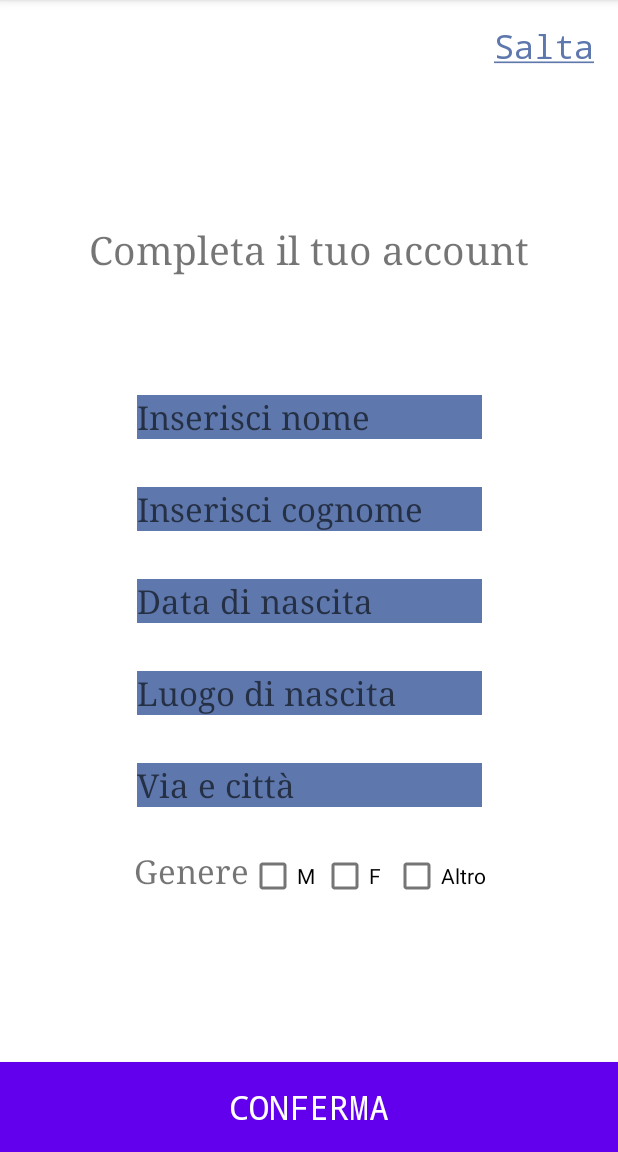
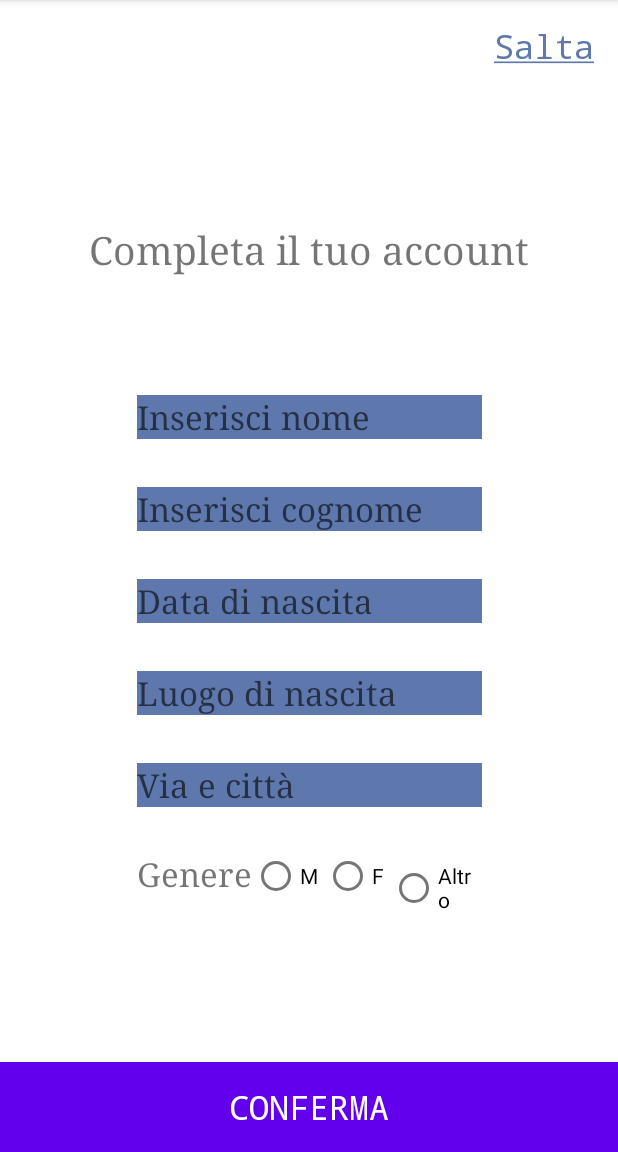
Before and after one commit to buiamf/Progetto_Android, an Android app: the fragment FragmentDatiAggiuntivi shown on its own in the app's theme, on a phone screen of 412 x 824 dp, the part 84-1236 px from its top. Run offline under Robolectric (Android 15) with nearby library versions, the phone set to English and light mode, and no system bars.

Commit message:
Il genere è ora gestito da Radio Button con le opzioni mutuamente esclusive.
placeholder_code.kt contiene la funzione che si userà per leggere quale opzione è premuta

```diff
--- a/app/src/main/res/layout/fragment_dati_aggiuntivi.xml
+++ b/app/src/main/res/layout/fragment_dati_aggiuntivi.xml
@@ -100,7 +100,7 @@
     <LinearLayout
         android:id="@+id/checkboxes_genere"
         android:orientation="horizontal"
-        android:layout_width="wrap_content"
+        android:layout_width="230dp"
         android:layout_height="wrap_content"
         android:layout_marginBottom="100dp"
         app:layout_constraintBottom_toTopOf="@+id/register_button"
@@ -110,21 +110,30 @@
             android:id="@+id/genere_regitrazione"
             android:layout_width="wrap_content"
             android:layout_height="wrap_content"
+            android:layout_marginTop="8dp"
             android:text="@string/genere"
             android:fontFamily="serif"
             android:textSize="22sp" />
-        <CheckBox android:id="@+id/checkbox_masculine"
-            android:layout_width="wrap_content"
+        <RadioGroup
+            android:layout_width="match_parent"
             android:layout_height="wrap_content"
-            android:text="@string/genereMaschile"/>
-        <CheckBox android:id="@+id/checkbox_feminine"
-            android:layout_width="wrap_content"
-            android:layout_height="wrap_content"
-            android:text="@string/genereFemminile"/>
-        <CheckBox android:id="@+id/checkbox_other"
-            android:layout_width="wrap_content"
-            android:layout_height="wrap_content"
-            android:text="@string/genereNonDefinito"/>
+            android:orientation="horizontal">
+            <RadioButton android:id="@+id/radio_masculine"
+                android:layout_width="wrap_content"
+                android:layout_height="wrap_content"
+                android:text="@string/genereMaschile"
+                android:onClick="onRadioButtonClicked"/>
+            <RadioButton android:id="@+id/radio_feminine"
+                android:layout_width="44dp"
+                android:layout_height="wrap_content"
+                android:text="@string/genereFemminile"
+                android:onClick="onRadioButtonClicked"/>
+            <RadioButton android:id="@+id/radio_other"
+                android:layout_width="wrap_content"
+                android:layout_height="wrap_content"
+                android:text="@string/genereNonDefinito"
+                android:onClick="onRadioButtonClicked"/>
+        </RadioGroup>
     </LinearLayout>
 
     <Button
```
